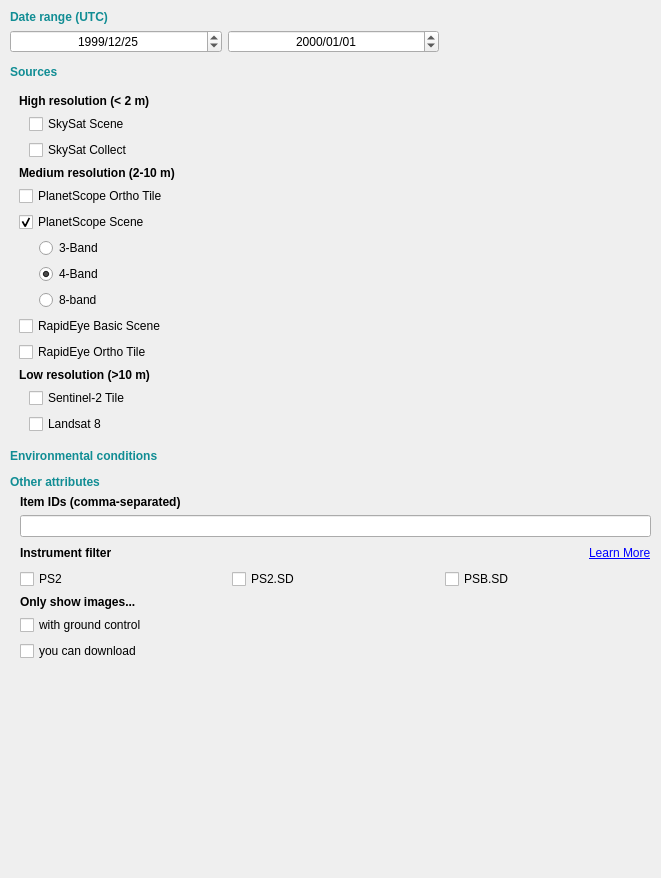
Before: the Qt Designer form planet_explorer/ui/pe_daily_filter_base.ui in planetlabs/qgis-planet-plugin, drawn with Qt 5.
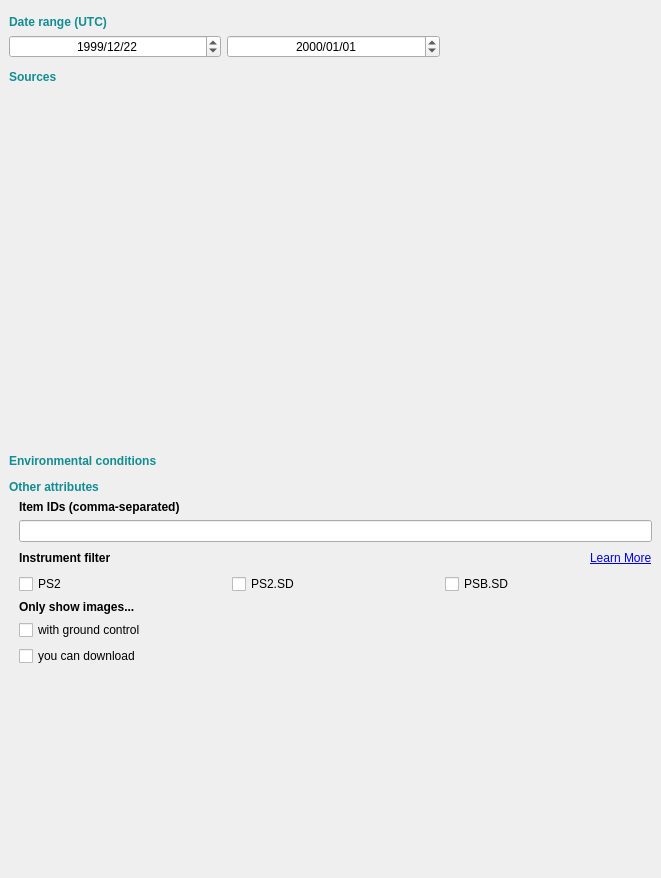
After: the same form once the commit is applied. The open tabs and pages were chosen to show the change. Custom widgets are drawn as their Qt base class.

The edit to the form file:
```diff
--- a/planet_explorer/ui/pe_daily_filter_base.ui
+++ b/planet_explorer/ui/pe_daily_filter_base.ui
@@ -49,19 +49,17 @@
         <height>878</height>
        </rect>
       </property>
-      <layout class="QVBoxLayout" name="verticalLayout_10">
-       <property name="leftMargin">
-        <number>10</number>
-       </property>
-       <property name="topMargin">
-        <number>10</number>
-       </property>
-       <property name="rightMargin">
-        <number>10</number>
-       </property>
-       <property name="bottomMargin">
-        <number>10</number>
-       </property>
+      <layout class="QVBoxLayout" name="verticalLayout_9">
+       <item>
+        <widget class="QFrame" name="frameWarningLegacySearch">
+         <property name="frameShape">
+          <enum>QFrame::StyledPanel</enum>
+         </property>
+         <property name="frameShadow">
+          <enum>QFrame::Raised</enum>
+         </property>
+        </widget>
+       </item>
        <item>
         <widget class="QLabel" name="lblDatetime">
          <property name="font">
@@ -126,7 +124,7 @@
               <second>0</second>
               <year>1999</year>
               <month>12</month>
-              <day>25</day>
+              <day>22</day>
              </datetime>
             </property>
             <property name="time">
@@ -248,13 +246,17 @@
         </widget>
        </item>
        <item>
-        <widget class="QFrame" name="frameSources">
+        <widget class="QStackedWidget" name="stackedWidgetSources">
          <property name="frameShape">
           <enum>QFrame::NoFrame</enum>
          </property>
          <property name="frameShadow">
           <enum>QFrame::Raised</enum>
          </property>
+         <property name="currentIndex">
+          <number>0</number>
+         </property>
+         <widget class="QWidget" name="newSourcesWidget">
          <layout class="QVBoxLayout" name="verticalLayout_5">
           <item>
            <widget class="QLabel" name="label">
@@ -422,7 +424,34 @@
           </item>
          </layout>
         </widget>
+         <widget class="QWidget" name="oldSourcesWidget">
+          <property name="enabled">
+           <bool>false</bool>
+          </property>
+         </widget>
+        </widget>
        </item>
+       <item>
+        <widget class="QFrame" name="frameFilters">
+         <property name="frameShape">
+          <enum>QFrame::NoFrame</enum>
+         </property>
+         <property name="frameShadow">
+          <enum>QFrame::Raised</enum>
+         </property>
+         <layout class="QVBoxLayout" name="verticalLayout_6">
+          <property name="leftMargin">
+           <number>0</number>
+          </property>
+          <property name="topMargin">
+           <number>0</number>
+          </property>
+          <property name="rightMargin">
+           <number>0</number>
+          </property>
+          <property name="bottomMargin">
+           <number>0</number>
+          </property>
        <item>
         <widget class="QLabel" name="label_3">
          <property name="font">
@@ -603,6 +632,9 @@
           </widget>
          </item>
         </layout>
+          </item>
+         </layout>
+        </widget>
        </item>
        <item>
         <spacer name="bottomSpacer">
```
Lines whose indentation alone changed are shown as unchanged.
